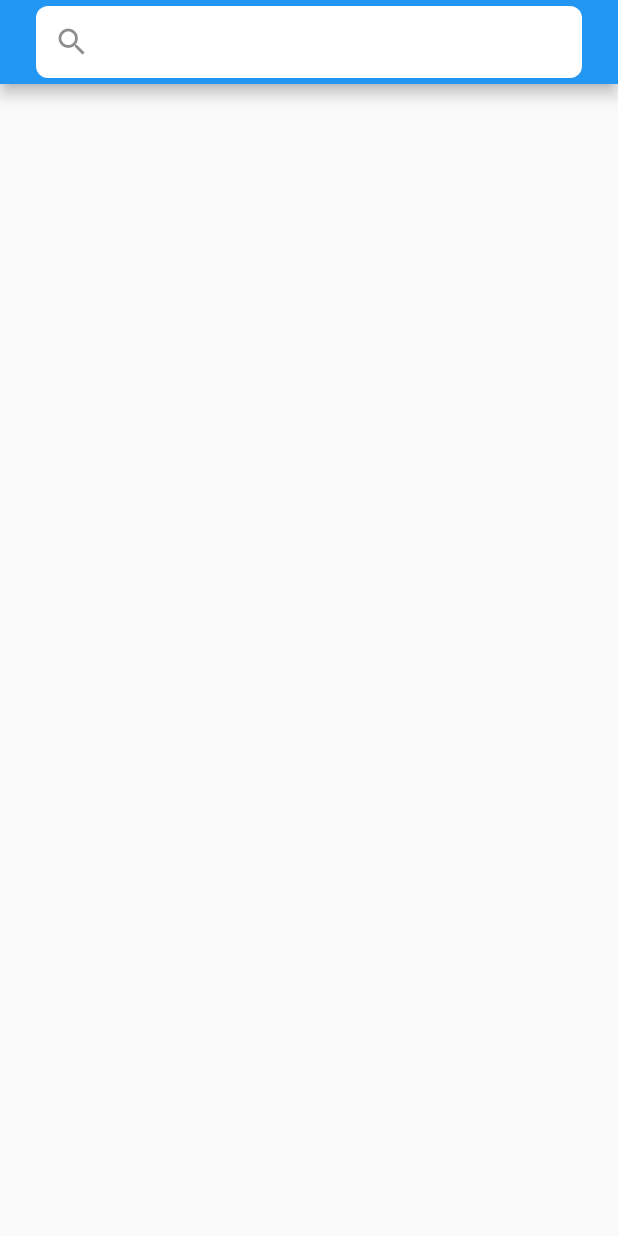
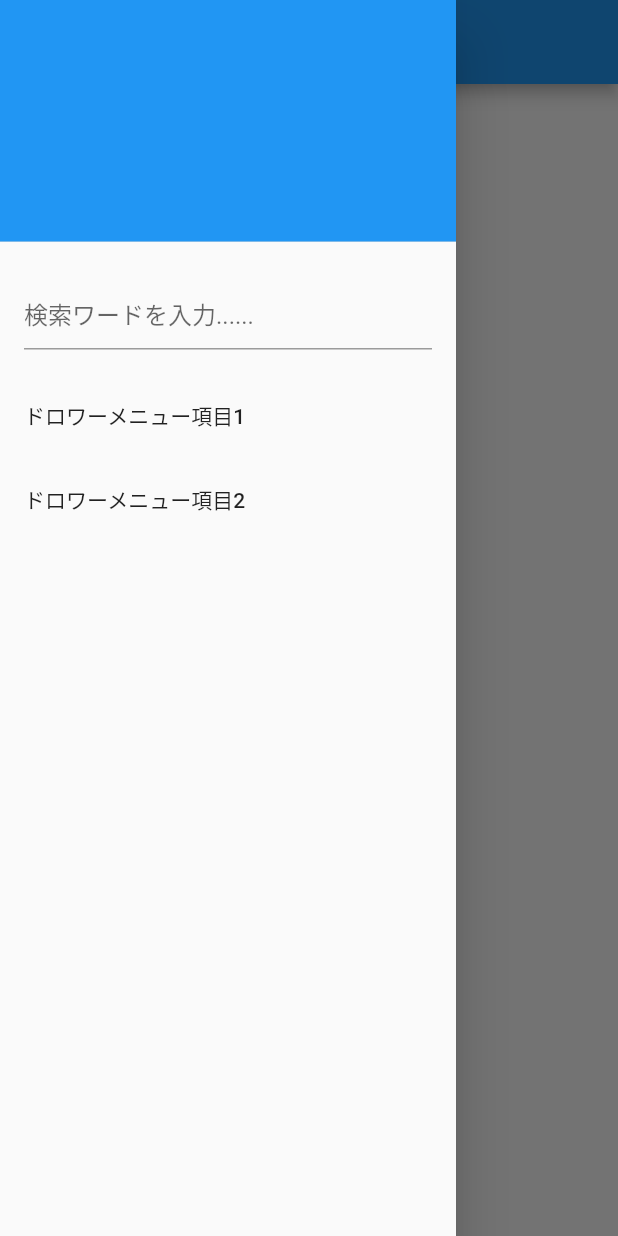
Before and after one commit to KoukiFOL/traveltrouble, a Flutter app: the MyHomePage screen opened directly, with the side drawer open (before the commit the screen has no drawer), on a phone screen of 412 x 824 dp. Run offline on Flutter 3.47's test engine with Material 2 defaults, Android fonts, the phone set to English and light mode, and no system bars; our stand-ins replace cloud_firestore, firebase_auth, firebase_core; missing offline and left inert: dart:js; accounts and stored records are empty; generated files the repository leaves out were written again.

```diff
--- a/lib/Compornents/header.dart
+++ b/lib/Compornents/header.dart
@@ -14,28 +14,81 @@ class MyApp extends StatelessWidget {
 }
 
 class MyHomePage extends StatelessWidget {
+  final GlobalKey<ScaffoldState> _scaffoldKey = GlobalKey<ScaffoldState>();
+
+  void openDrawerMenu() {
+    _scaffoldKey.currentState?.openDrawer();
+  }
+
   @override
   Widget build(BuildContext context) {
     return Scaffold(
-      appBar: search(),
+      key: _scaffoldKey,
+      appBar: CustomAppBar(openDrawerMenu),
+      drawer: Drawer(
+        child: ListView(
+          padding: EdgeInsets.zero,
+          children: <Widget>[
+            DrawerHeader(
+              child: Text(''),
+              decoration: BoxDecoration(
+                color: Colors.blue,
+              ),
+            ),
+            DrawerTextField(),
+            ListTile(
+              title: Text('ドロワーメニュー項目1'),
+              onTap: () {
+                // ドロワーメニュー項目1がタップされたときの処理
+              },
+            ),
+            ListTile(
+              title: Text('ドロワーメニュー項目2'),
+              onTap: () {
+                // ドロワーメニュー項目2がタップされたときの処理
+              },
+            ),
+            // 他のメニュー項目を追加
+
+            // テキストフィールドを含むDrawerのカスタムウィジェット
+          ],
+        ),
+      ),
+      // ページの本文部分をここに配置
     );
   }
+}
 
-  AppBar search() {
+class CustomAppBar extends StatelessWidget implements PreferredSizeWidget {
+  final Function onPressed;
+
+  CustomAppBar(this.onPressed);
+
+  @override
+  Size get preferredSize => Size.fromHeight(kToolbarHeight);
+
+  @override
+  Widget build(BuildContext context) {
     return AppBar(
-      title: Container(
-        margin: EdgeInsets.symmetric(horizontal: 8.0, vertical: 10.0),
-        decoration: BoxDecoration(
-          color: Colors.white,
-          borderRadius: BorderRadius.circular(8.0),
-        ),
-        child: TextField(
-          decoration: InputDecoration(
-            //  hintText: 'Search...',
-            border: InputBorder.none,
-            contentPadding: EdgeInsets.all(8.0),
-            prefixIcon: Icon(Icons.search), // 検索アイコンを追加
-          ),
+      title: Text('とらぶった～'),
+      leading: IconButton(
+        icon: Icon(Icons.search),
+        onPressed: () {
+          onPressed();
+        },
+      ),
+    );
+  }
+}
+
+class DrawerTextField extends StatelessWidget {
+  @override
+  Widget build(BuildContext context) {
+    return Container(
+      padding: EdgeInsets.all(16.0),
+      child: TextField(
+        decoration: InputDecoration(
+          hintText: '検索ワードを入力......',
         ),
       ),
     );
```
